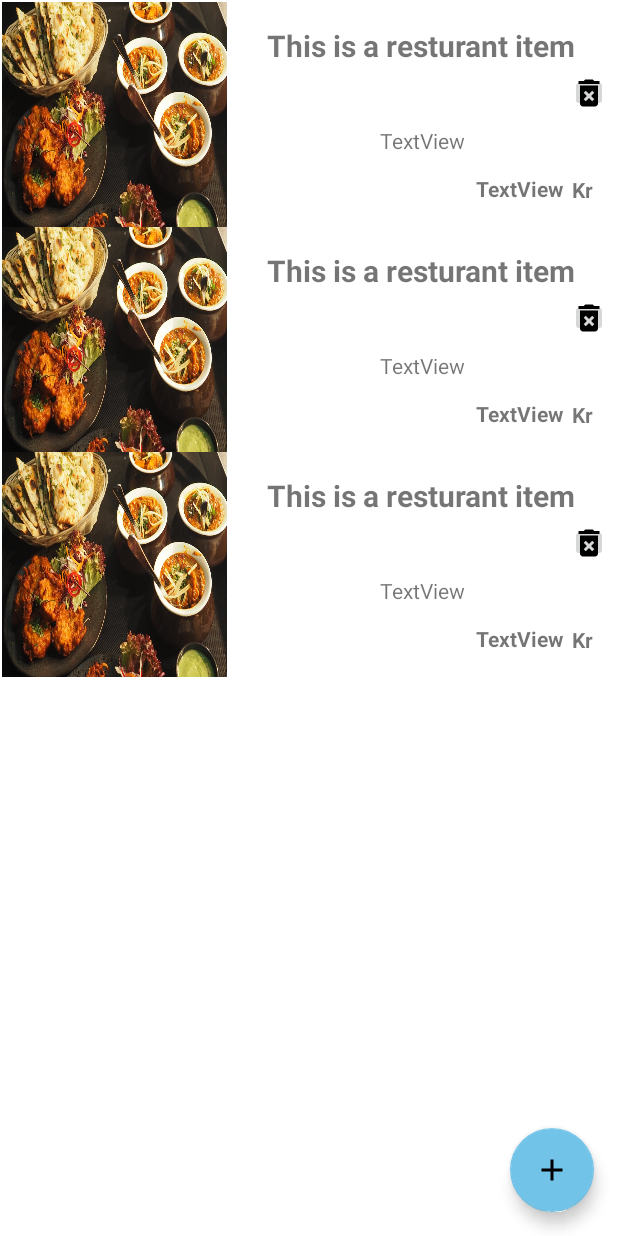
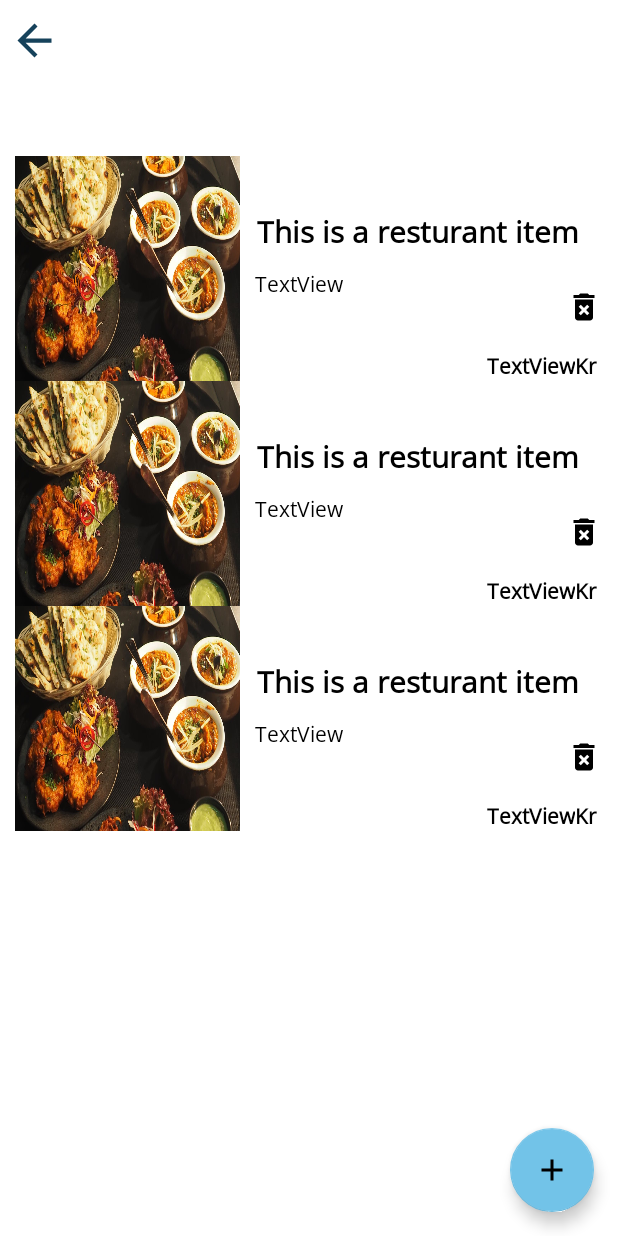
Before and after one commit to markopaunovic1/Projektuppgift-Androidutveckling, an Android app: the layout activity_company_list.xml on its own in the app's theme, with its tools: preview values and no code run, on a phone screen of 412 x 824 dp. Run offline under Robolectric (Android 15) with nearby library versions, the phone set to English and light mode, and no system bars; Roboto replaces fonts that are not available here.

Commit message:
Design editing

```diff
--- a/app/src/main/java/com/example/projektuppgift_androidutveckling/Company/CompanyActivity.kt
+++ b/app/src/main/java/com/example/projektuppgift_androidutveckling/Company/CompanyActivity.kt
@@ -31,7 +31,6 @@ class CompanyActivity : AppCompatActivity() {
     lateinit var organisationNumberET: EditText
     lateinit var mobileNumberET: EditText
     lateinit var restaurantImage: ImageView
-    lateinit var addImage: ImageButton
     var imageResUri: Uri? = null
     var uriResImage: String? = null
     lateinit var storageRefr: StorageReference
@@ -57,8 +56,7 @@ class CompanyActivity : AppCompatActivity() {
             signUp()
         }
 
-        addImage = findViewById(R.id.addImageButton)
-        addImage.setOnClickListener {
+        restaurantImage.setOnClickListener {
             selectImage()
         }
 
--- a/app/src/main/res/layout/activity_company_list.xml
+++ b/app/src/main/res/layout/activity_company_list.xml
@@ -9,16 +9,15 @@
 
     <androidx.recyclerview.widget.RecyclerView
         android:id="@+id/restaurantRecyclerView"
-        android:layout_width="0dp"
-        android:layout_height="0dp"
-        android:layout_marginStart="1dp"
-        android:layout_marginTop="1dp"
-        android:layout_marginEnd="1dp"
-        android:layout_marginBottom="1dp"
+        android:layout_width="413dp"
+        android:layout_height="720dp"
+        android:layout_marginTop="40dp"
         app:layout_constraintBottom_toBottomOf="parent"
         app:layout_constraintEnd_toEndOf="parent"
+        app:layout_constraintHorizontal_bias="0.666"
         app:layout_constraintStart_toStartOf="parent"
         app:layout_constraintTop_toTopOf="parent"
+        app:layout_constraintVertical_bias="1.0"
         tools:listitem="@layout/company_restaurant_list" />
 
     <com.google.android.material.floatingactionbutton.FloatingActionButton
@@ -32,4 +31,14 @@
         app:layout_constraintBottom_toBottomOf="parent"
         app:layout_constraintEnd_toEndOf="parent"
         app:srcCompat="@drawable/baseline_add_24" />
+
+    <ImageButton
+        android:id="@+id/backButtonCompanyMenu"
+        android:layout_width="45dp"
+        android:layout_height="45dp"
+        android:layout_marginTop="4dp"
+        android:background="@null"
+        app:layout_constraintStart_toStartOf="parent"
+        app:layout_constraintTop_toTopOf="parent"
+        app:srcCompat="@drawable/arrow" />
 </androidx.constraintlayout.widget.ConstraintLayout>
--- a/app/src/main/res/layout/company_restaurant_list.xml
+++ b/app/src/main/res/layout/company_restaurant_list.xml
@@ -7,13 +7,18 @@
 
     <TextView
         android:id="@+id/dishNameTV"
-        android:layout_width="wrap_content"
-        android:layout_height="wrap_content"
-        android:layout_marginTop="15dp"
+        android:layout_width="227dp"
+        android:layout_height="27dp"
+        android:layout_marginStart="28dp"
+        android:layout_marginTop="36dp"
+        android:layout_marginEnd="26dp"
+        android:fontFamily="@font/open_sans"
         android:text="This is a resturant item"
+        android:textColor="@color/black"
         android:textSize="20sp"
         android:textStyle="bold"
         app:layout_constraintEnd_toEndOf="parent"
+        app:layout_constraintHorizontal_bias="0.6"
         app:layout_constraintStart_toEndOf="@+id/companyRestaurantImage"
         app:layout_constraintTop_toTopOf="parent" />
 
@@ -21,29 +26,37 @@
         android:id="@+id/companyRestaurantImage"
         android:layout_width="150dp"
         android:layout_height="150dp"
+        android:layout_marginStart="10dp"
         android:background="@drawable/food"
         android:scaleType="centerCrop"
+        app:layout_constraintBottom_toBottomOf="parent"
+        app:layout_constraintEnd_toEndOf="parent"
+        app:layout_constraintHorizontal_bias="0.0"
         app:layout_constraintStart_toStartOf="parent"
-        app:layout_constraintTop_toTopOf="parent" />
+        app:layout_constraintTop_toTopOf="parent"
+        app:layout_constraintVertical_bias="1.0" />
 
     <TextView
         android:id="@+id/dishIngredientsTV"
-        android:layout_width="wrap_content"
-        android:layout_height="wrap_content"
-        android:layout_marginTop="40dp"
+        android:layout_width="194dp"
+        android:layout_height="48dp"
+        android:layout_marginStart="10dp"
+        android:layout_marginTop="11dp"
+        android:fontFamily="@font/open_sans"
         android:text="TextView"
-        app:layout_constraintEnd_toEndOf="parent"
-        app:layout_constraintHorizontal_bias="0.502"
+        android:textColor="@color/black"
+        app:layout_constraintBottom_toBottomOf="parent"
         app:layout_constraintStart_toEndOf="@+id/companyRestaurantImage"
-        app:layout_constraintTop_toBottomOf="@+id/dishNameTV" />
+        app:layout_constraintTop_toBottomOf="@+id/dishNameTV"
+        app:layout_constraintVertical_bias="0.035" />
 
     <TextView
         android:id="@+id/priceTV"
         android:layout_width="wrap_content"
         android:layout_height="wrap_content"
-        android:layout_marginEnd="5dp"
-        android:layout_marginBottom="16dp"
+        android:fontFamily="@font/open_sans"
         android:text="TextView"
+        android:textColor="@color/black"
         android:textStyle="bold"
         app:layout_constraintBottom_toBottomOf="parent"
         app:layout_constraintEnd_toStartOf="@+id/textView7" />
@@ -53,20 +66,21 @@
         android:layout_width="wrap_content"
         android:layout_height="wrap_content"
         android:layout_marginEnd="15dp"
-        android:layout_marginBottom="15dp"
+        android:fontFamily="@font/open_sans"
         android:text="Kr"
+        android:textColor="@color/black"
         android:textStyle="bold"
         app:layout_constraintBottom_toBottomOf="parent"
         app:layout_constraintEnd_toEndOf="parent" />
 
     <ImageButton
         android:id="@+id/deleteIB"
-        android:layout_width="25dp"
-        android:layout_height="25dp"
-        android:layout_marginTop="5dp"
-        android:layout_marginEnd="5dp"
+        android:layout_width="48dp"
+        android:layout_height="48dp"
+        android:layout_marginBottom="5dp"
+        android:background="@null"
+        app:layout_constraintBottom_toTopOf="@+id/textView7"
         app:layout_constraintEnd_toEndOf="parent"
-        app:layout_constraintTop_toBottomOf="@+id/dishNameTV"
         app:srcCompat="@drawable/baseline_delete_forever_24" />
 
 </androidx.constraintlayout.widget.ConstraintLayout>
```
Also changed, not shown: app/src/main/java/com/example/projektuppgift_androidutveckling/Company/CompanyListActivity.kt (+8 -0 lines), app/src/main/res/layout/activity_add_food.xml (+7 -6 lines), app/src/main/res/layout/activity_company.xml (+10 -21 lines), app/src/main/res/layout/activity_resturant_choice.xml (+10 -10 lines), app/src/main/res/drawable/addimageicon2.png (added), app/src/main/res/drawable/iconaddimage.png (added), app/src/main/res/drawable/iconaddimage2.png (added).
